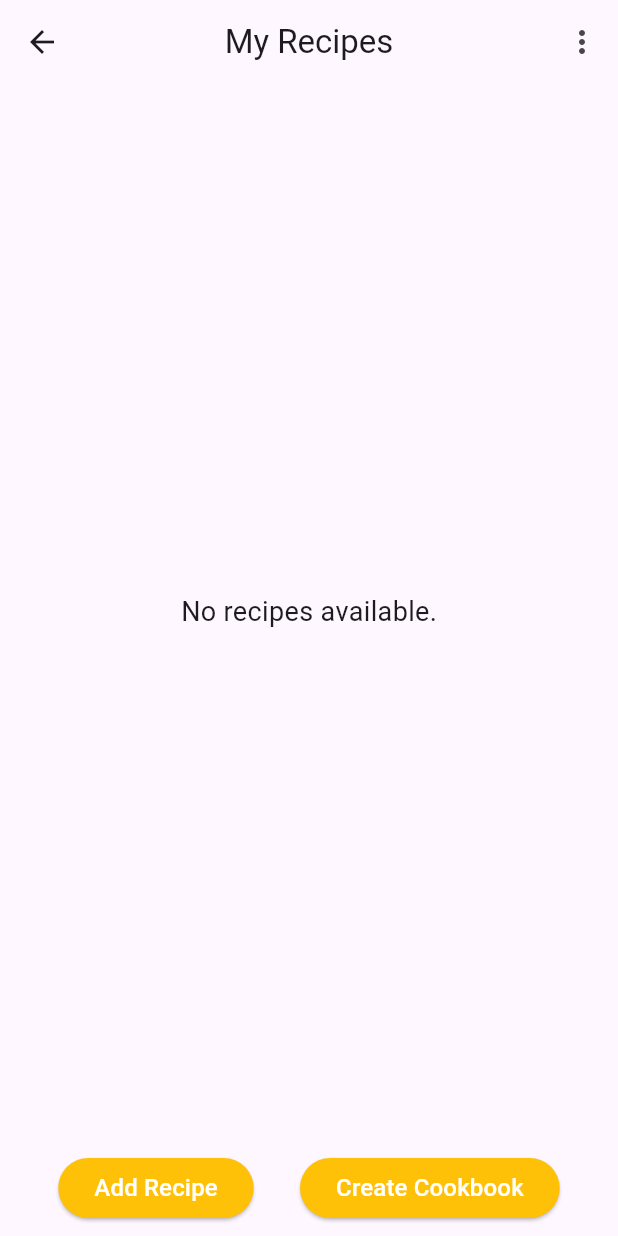
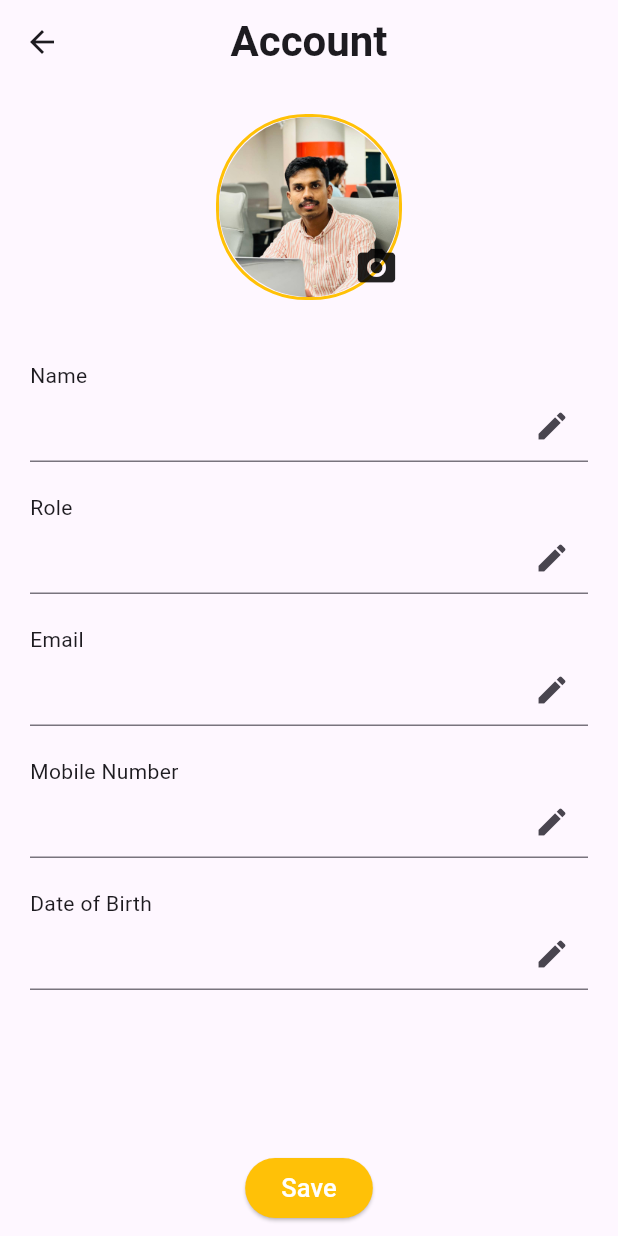
Before and after one commit to reeja1046/recipe_app, a Flutter app: the MyProfile screen opened directly, after a tap on "Account", on a phone screen of 412 x 824 dp. Run offline on Flutter 3.47's test engine with Material 3 defaults, Android fonts, the phone set to English and light mode, and no system bars; our stand-ins replace cloud_firestore, firebase_auth, firebase_core, firebase_storage, font_awesome_flutter, get and 4 more; missing offline and left inert: super_bottom_navigation_bar; accounts and stored records are empty.

Commit message:
After account edit ui screen

```diff
--- /dev/null
+++ b/lib/screens/account/my_account/my_account.dart
@@ -0,0 +1,74 @@
+import 'package:flutter/material.dart';
+import 'package:get/get.dart';
+import 'package:recipe_app/app/constants/colors.dart';
+import 'package:recipe_app/app/constants/sizedbox.dart';
+import 'package:recipe_app/app/constants/text_strings.dart';
+import 'package:recipe_app/screens/account/my_account/widgets.dart';
+
+import '../my_recipes/add_recipe_screen.dart';
+
+class MyAccountEdit extends StatelessWidget {
+  const MyAccountEdit({super.key});
+
+  @override
+  Widget build(BuildContext context) {
+    SizedBoxHeightWidth sizedboxhelper = SizedBoxHeightWidth();
+    return Scaffold(
+      appBar: AppBar(
+        title: const Text(
+          'Account',
+          style: TextSize.appBarTitle,
+        ),
+        centerTitle: true,
+      ),
+      body: SingleChildScrollView(
+        child: SafeArea(
+          child: Center(
+            child: Padding(
+              padding: const EdgeInsets.all(20.0),
+              child: Column(
+                children: [
+                  profilePic(),
+                  sizedboxhelper.kheight40,
+                  textEnteringField(
+                      text: 'Name', keyboardtype: TextInputType.number),
+                  sizedboxhelper.kheight20,
+                  textEnteringField(
+                      text: 'Role', keyboardtype: TextInputType.number),
+                  sizedboxhelper.kheight20,
+                  textEnteringField(
+                      text: 'Email', keyboardtype: TextInputType.number),
+                  sizedboxhelper.kheight20,
+                  textEnteringField(
+                      text: 'Mobile Number',
+                      keyboardtype: TextInputType.number),
+                  sizedboxhelper.kheight20,
+                  textEnteringField(
+                      text: 'Date of Birth',
+                      keyboardtype: TextInputType.number),
+                ],
+              ),
+            ),
+          ),
+        ),
+      ),
+      bottomNavigationBar: Padding(
+        padding: const EdgeInsets.all(8.0),
+        child: Row(
+          mainAxisAlignment: MainAxisAlignment.center,
+          children: [
+            ElevatedButton(
+              style:
+                  ElevatedButton.styleFrom(backgroundColor: AppColor.baseColor),
+              onPressed: () {},
+              child: const Text(
+                'Save',
+                style: TextStyle(color: Colors.white, fontSize: 17),
+              ),
+            ),
+          ],
+        ),
+      ),
+    );
+  }
+}
--- /dev/null
+++ b/lib/screens/account/my_account/widgets.dart
@@ -0,0 +1,45 @@
+import 'package:flutter/material.dart';
+import 'package:recipe_app/app/constants/colors.dart';
+
+Widget profilePic() {
+  return Container(
+    decoration: BoxDecoration(
+      border: Border.all(
+        color: AppColor.baseColor,
+        width: 2,
+      ),
+      borderRadius: BorderRadius.circular(60),
+    ),
+    child: const Stack(children: [
+      CircleAvatar(
+        backgroundImage: AssetImage('assets/ashishresume.jpg'),
+        radius: 60,
+      ),
+      Positioned(
+          bottom: 5,
+          right: 0,
+          child: Icon(
+            Icons.camera_alt,
+            size: 30,
+          ))
+    ]),
+  );
+}
+
+Widget textEnteringField({
+  required text,
+  required keyboardtype,
+}) {
+  return Column(
+    crossAxisAlignment: CrossAxisAlignment.start,
+    children: [
+      Text(text),
+      TextFormField(
+        decoration: const InputDecoration(
+          suffixIcon: Icon(Icons.edit),
+        ),
+        keyboardType: keyboardtype,
+      ),
+    ],
+  );
+}
--- a/lib/screens/account/my_recipes/add_recipe_screen.dart
+++ b/lib/screens/account/my_recipes/add_recipe_screen.dart
@@ -152,7 +152,7 @@ class _AddRecipeState extends State<AddRecipe> {
 
                             addRecipe(recipeData);
                             Navigator.of(context).push(MaterialPageRoute(
-                                builder: (context) => MyRecipeScreen()));
+                                builder: (context) =>const MyRecipeScreen()));
                           },
                           child: const Text(
                             'Add Recipe',
--- a/lib/screens/account/profile.dart
+++ b/lib/screens/account/profile.dart
@@ -1,7 +1,9 @@
 import 'package:flutter/material.dart';
 import 'package:recipe_app/app/constants/sizedbox.dart';
-import 'package:recipe_app/screens/account/my_recipes/widgets/header_part.dart';
+import 'package:recipe_app/screens/account/my_account/my_account.dart';
+import 'package:recipe_app/screens/account/widgets/header_part.dart';
 import 'package:recipe_app/screens/account/my_recipes/my_recipe_screen.dart';
+import 'package:recipe_app/screens/account/widgets/account_listtile.dart';
 
 class MyProfile extends StatelessWidget {
   const MyProfile({super.key});
@@ -18,16 +20,16 @@ class MyProfile extends StatelessWidget {
             child: Column(
               children: [
                 accountListTile(
-                    'Account', Icons.person, const MyRecipeScreen(), context),
+                    'Account', Icons.person, const MyAccountEdit(), context),
                 sizeBoxHelper.kheight10,
-                accountListTile(
-                    'My Recipes', Icons.collections, const MyRecipeScreen(), context),
+                accountListTile('My Recipes', Icons.collections,
+                    const MyRecipeScreen(), context),
                 sizeBoxHelper.kheight10,
                 accountListTile('Units of Measurements', Icons.ad_units,
                     const MyRecipeScreen(), context),
                 sizeBoxHelper.kheight10,
-                accountListTile(
-                    'My Cookbooks', Icons.bookmark, const MyRecipeScreen(), context),
+                accountListTile('My Cookbooks', Icons.bookmark,
+                    const MyRecipeScreen(), context),
               ],
             ),
           ),
@@ -36,29 +38,3 @@ class MyProfile extends StatelessWidget {
     );
   }
 }
-
-Widget accountListTile(text, icon, navigate, context) {
-  return Card(
-    shape: RoundedRectangleBorder(
-      borderRadius: BorderRadius.circular(15.0),
-    ),
-    child: ListTile(
-      onTap: () {
-        Navigator.of(context)
-            .push(MaterialPageRoute(builder: (context) => navigate));
-      },
-      title: Text(
-        text,
-        style: const TextStyle(fontSize: 17),
-      ),
-      leading: Icon(icon),
-      trailing: IconButton(
-        icon: const Icon(
-          Icons.arrow_forward_ios,
-          size: 15,
-        ),
-        onPressed: () {},
-      ),
-    ),
-  );
-}
--- /dev/null
+++ b/lib/screens/account/widgets/account_listtile.dart
@@ -0,0 +1,28 @@
+import 'package:flutter/material.dart';
+
+Widget accountListTile(text, icon, navigate, context) {
+  return Card(
+    shape: RoundedRectangleBorder(
+      borderRadius: BorderRadius.circular(15.0),
+    ),
+    child: ListTile(
+      onTap: () {
+        Navigator.of(context)
+            .push(MaterialPageRoute(builder: (context) => navigate));
+      },
+      title: Text(
+        text,
+        style: const TextStyle(fontSize: 17, fontWeight: FontWeight.w500),
+      ),
+      leading: Icon(icon),
+      trailing: IconButton(
+        icon: const Icon(
+          Icons.arrow_forward_ios,
+          size: 15,
+          color: Colors.black,
+        ),
+        onPressed: () {},
+      ),
+    ),
+  );
+}
```
Also changed, not shown: lib/screens/account/widgets/header_part.dart (renamed from lib/screens/account/my_recipes/widgets/header_part.dart).
